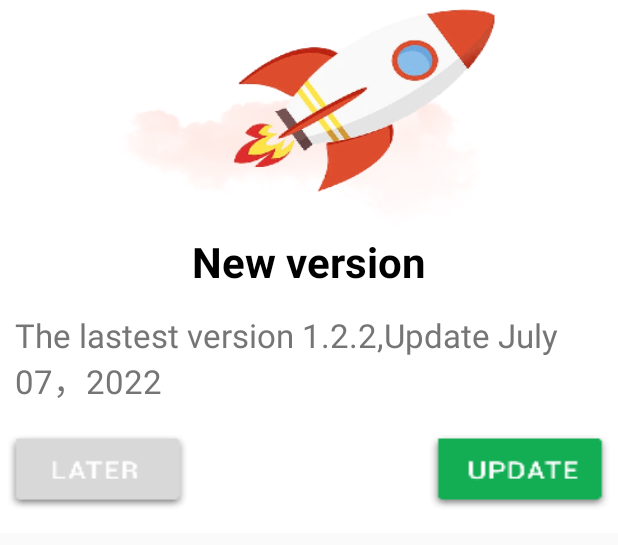
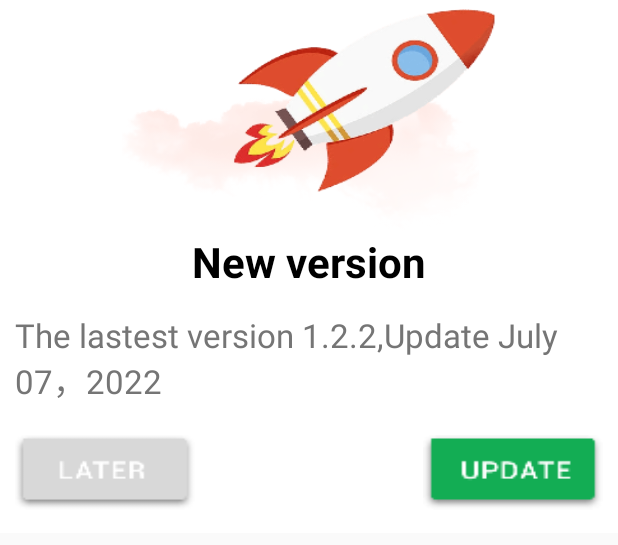
Before and after one commit to iwenuts/LoveSticker, an Android app: the layout activity_custom_dialog.xml on its own in the app's theme, with its tools: preview values and no code run, on a phone screen of 412 x 824 dp. Shown: the top 545 px of the screen. Run offline under Robolectric (Android 15) with nearby library versions, the phone set to English and light mode, and no system bars; network calls fail.

Commit message:
no message

```diff
--- a/app/src/main/java/com/example/lovesticker/base/LoveStickerApp.java
+++ b/app/src/main/java/com/example/lovesticker/base/LoveStickerApp.java
@@ -46,7 +46,7 @@ public class LoveStickerApp extends Application {
         // mkv init
         LSMKVUtil.initMKV(applicationContext);
 
-//        MaxADManager.enableDebugMaxAd(this);
+        MaxADManager.enableDebugMaxAd(this);
 
         MaxADManager.initMaxAd(this);
 
--- a/app/src/main/java/com/example/lovesticker/details/activity/PackDetailsActivity.java
+++ b/app/src/main/java/com/example/lovesticker/details/activity/PackDetailsActivity.java
@@ -236,7 +236,7 @@ public class PackDetailsActivity extends BaseActivity<BaseViewModel, ActivityPac
 
                     new AlertDialog.Builder(this)
                             .setMessage("Watch an AD to unblock the content?")
-                            .setNegativeButton("Cancle", (dialog, which) -> {
+                            .setNegativeButton("Cancel", (dialog, which) -> {
 
                             }).setPositiveButton("Watch ", (dialog, which) -> {
                         try {
--- a/app/src/main/java/com/example/lovesticker/main/activity/CustomDialog.java
+++ b/app/src/main/java/com/example/lovesticker/main/activity/CustomDialog.java
@@ -138,7 +138,6 @@ public class CustomDialog extends Dialog implements View.OnClickListener{
                 if (nowUpDateListener != null){
                     nowUpDateListener.onNowUpdate(this);
                 }
-                dismiss();
                 break;
         }
     }
--- a/app/src/main/java/com/example/lovesticker/main/activity/MainActivity.java
+++ b/app/src/main/java/com/example/lovesticker/main/activity/MainActivity.java
@@ -77,6 +77,7 @@ public class MainActivity extends BaseActivity<BaseViewModel, ActivityMainBindin
 //                    Log.e("###",  "BuildConfig : " + BuildConfig.VERSION_CODE + " " + "getUv: "+  loveStickerBean.getUv() );
                     LSMKVUtil.put("rewardinter",loveStickerBean.getRewardinter());
                     LSMKVUtil.put("loadad",loveStickerBean.getLoadad());
+                    LSMKVUtil.put("isForce",loveStickerBean.getForce());
 
                     if (BuildConfig.VERSION_CODE < loveStickerBean.getUv()) {
                         CustomDialog customDialog = new CustomDialog(MainActivity.this);
--- a/app/src/main/res/layout/activity_custom_dialog.xml
+++ b/app/src/main/res/layout/activity_custom_dialog.xml
@@ -63,24 +63,24 @@
         android:id="@+id/later"
         android:layout_width="120dp"
         android:layout_height="50dp"
-        android:layout_marginLeft="5dp"
+        android:layout_marginLeft="10dp"
         android:layout_marginTop="20dp"
         android:layout_marginBottom="15dp"
         android:scaleType="fitXY"
         android:src="@drawable/later_bt"
         app:layout_constraintBottom_toBottomOf="parent"
-        app:layout_constraintLeft_toLeftOf="@+id/upgrade_content"
+        app:layout_constraintLeft_toLeftOf="parent"
         app:layout_constraintTop_toBottomOf="@+id/upgrade_content" />
 
     <ImageView
         android:id="@+id/update"
         android:layout_width="120dp"
         android:layout_height="50dp"
-        android:layout_marginRight="5dp"
+        android:layout_marginRight="10dp"
         android:src="@drawable/upgrade_bt"
         android:scaleType="fitXY"
         app:layout_constraintBottom_toBottomOf="@+id/later"
-        app:layout_constraintRight_toRightOf="@+id/upgrade_content"
+        app:layout_constraintRight_toRightOf="parent"
         app:layout_constraintTop_toTopOf="@+id/later" />
 
 
```
